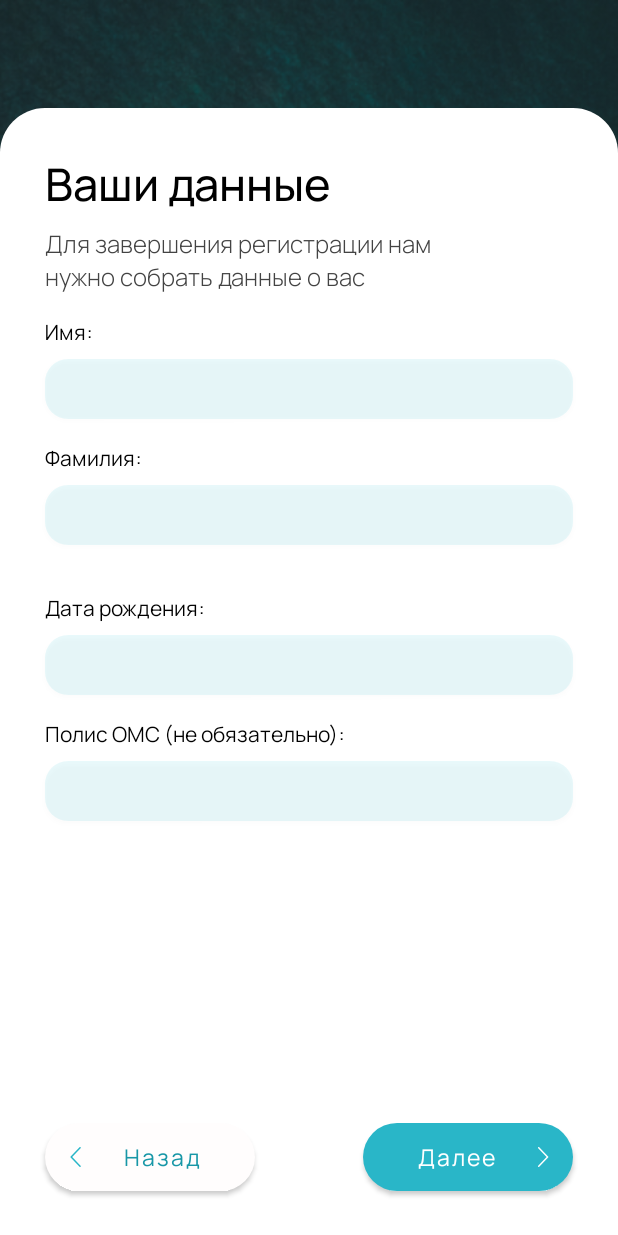
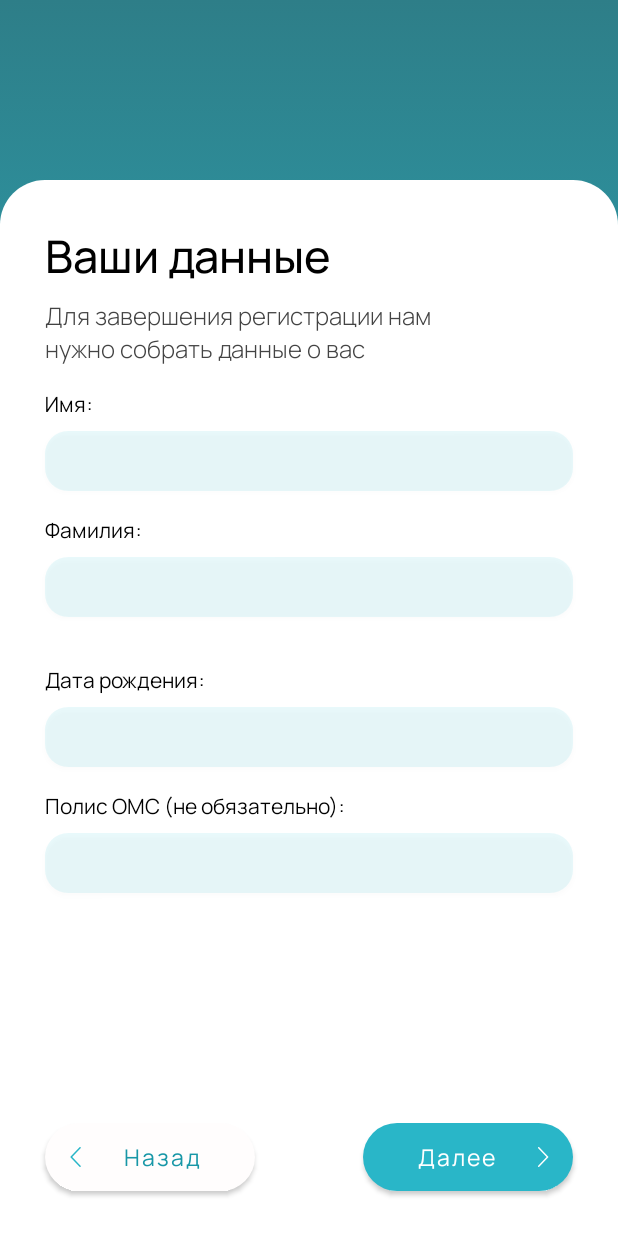
Before and after one commit to LightHope36/MedApp, an Android app: the Reg screen opened directly, with no data from a screen before it, on a phone screen of 412 x 824 dp. Run offline under Robolectric (Android 15) with nearby library versions, the phone set to English and light mode, and no system bars; Roboto replaces fonts that are not available here.

Commit message:
new background, skip button, error texts

```diff
--- /dev/null
+++ b/app/src/main/res/drawable/background.xml
@@ -0,0 +1,12 @@
+<?xml version="1.0" encoding="utf-8"?>
+<selector xmlns:android="http://schemas.android.com/apk/res/android">
+    <item>
+        <shape>
+            <gradient
+                android:startColor="#2E7E88"
+                android:centerColor="#2CA9B9"
+                android:endColor="#2ABACC"
+                android:angle="-45" />
+        </shape>
+    </item>
+</selector>
--- a/app/src/main/res/layout/activity_reg.xml
+++ b/app/src/main/res/layout/activity_reg.xml
@@ -6,12 +6,11 @@
     android:layout_width="match_parent"
     android:layout_height="match_parent">
 
-    <ImageView
-        android:id="@+id/imageView13"
-        android:layout_width="0dp"
-        android:layout_height="0dp"
-        android:scaleType="centerCrop"
-        android:src="@drawable/water"
+    <View
+        android:id="@+id/background"
+        android:layout_width="wrap_content"
+        android:layout_height="wrap_content"
+        android:background="@drawable/background"
         app:layout_constraintBottom_toBottomOf="parent"
         app:layout_constraintEnd_toEndOf="parent"
         app:layout_constraintStart_toStartOf="parent"
@@ -20,7 +19,7 @@
     <androidx.constraintlayout.widget.ConstraintLayout
         android:layout_width="fill_parent"
         android:layout_height="match_parent"
-        android:layout_marginTop="72dp"
+        android:layout_marginTop="120dp"
         android:background="@drawable/flow_shape"
         app:layout_constraintBottom_toBottomOf="parent"
         app:layout_constraintEnd_toEndOf="parent"
--- a/app/src/main/res/values/colors.xml
+++ b/app/src/main/res/values/colors.xml
@@ -11,4 +11,5 @@
     <color name="radio_button_color">#2196F3</color>
     <color name="gray_background">#F8F8F8</color>
     <color name="Inp_Btn">#26C6DA</color>
+    <color name="start_background">#F8FBFC</color>
 </resources>
```
Also changed, not shown: app/src/main/java/com/example/authorization/MainActivity.java (+13 -0 lines), app/src/main/java/com/example/authorization/auth3.java (+6 -2 lines), app/src/main/res/layout/activity_auth2.xml (+5 -5 lines), app/src/main/res/layout/activity_auth3.xml (+5 -5 lines), app/src/main/res/layout/activity_auth4.xml (+5 -5 lines), app/src/main/res/layout/activity_main.xml (+10 -4 lines), app/src/main/res/drawable/water.png (deleted).
